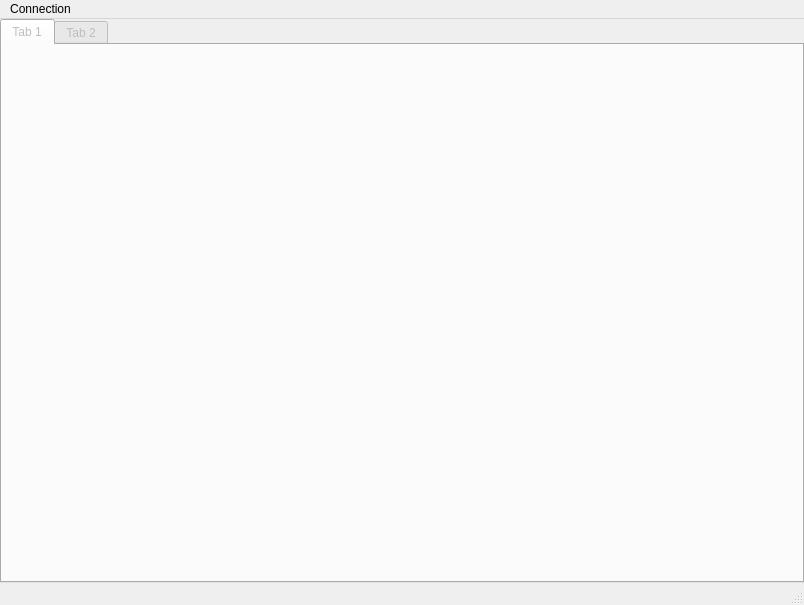
This is mainwindow.ui in Inozitol/qXClient as Qt 5 draws it before an edit. The edited form follows.
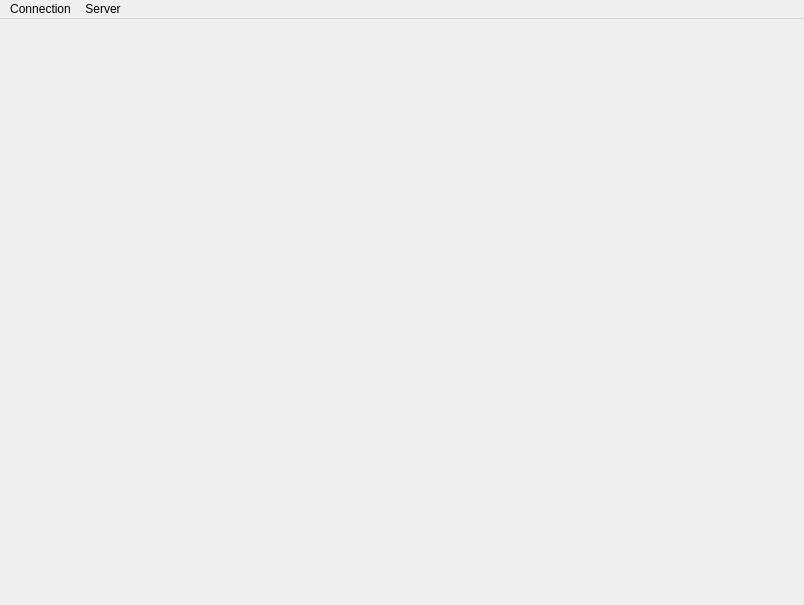
This is the edited form.

Patch:
```diff
--- a/mainwindow.ui
+++ b/mainwindow.ui
@@ -2,6 +2,12 @@
 <ui version="4.0">
  <class>MainWindow</class>
  <widget class="QMainWindow" name="MainWindow">
+  <property name="windowModality">
+   <enum>Qt::NonModal</enum>
+  </property>
+  <property name="enabled">
+   <bool>true</bool>
+  </property>
   <property name="geometry">
    <rect>
     <x>0</x>
@@ -33,6 +39,9 @@
   </property>
   <widget class="QWidget" name="centralwidget">
    <layout class="QGridLayout" name="gridLayout">
+    <property name="sizeConstraint">
+     <enum>QLayout::SetDefaultConstraint</enum>
+    </property>
     <property name="leftMargin">
      <number>0</number>
     </property>
@@ -49,23 +58,12 @@
      <number>0</number>
     </property>
     <item row="0" column="0">
-     <widget class="QTabWidget" name="tabWidget">
+     <widget class="QStackedWidget" name="accountStack">
       <property name="enabled">
        <bool>false</bool>
       </property>
-      <property name="currentIndex">
-       <number>0</number>
-      </property>
-      <widget class="QWidget" name="tab">
-       <attribute name="title">
-        <string>Tab 1</string>
-       </attribute>
-      </widget>
-      <widget class="QWidget" name="tab_2">
-       <attribute name="title">
-        <string>Tab 2</string>
-       </attribute>
-      </widget>
+      <widget class="QWidget" name="stackedWidgetPage1"/>
+      <widget class="QWidget" name="stackedWidgetPage2"/>
      </widget>
     </item>
    </layout>
@@ -85,9 +83,15 @@
     </property>
     <addaction name="actionConnect"/>
    </widget>
+   <widget class="QMenu" name="menuServer">
+    <property name="title">
+     <string>Server</string>
+    </property>
+    <addaction name="actionInfo"/>
+   </widget>
    <addaction name="menuConnection"/>
+   <addaction name="menuServer"/>
   </widget>
-  <widget class="QStatusBar" name="statusbar"/>
   <action name="actionConnect">
    <property name="text">
     <string>Connect</string>
```
Left out of the diff: 11 changed lines with no effect on the pictures.
